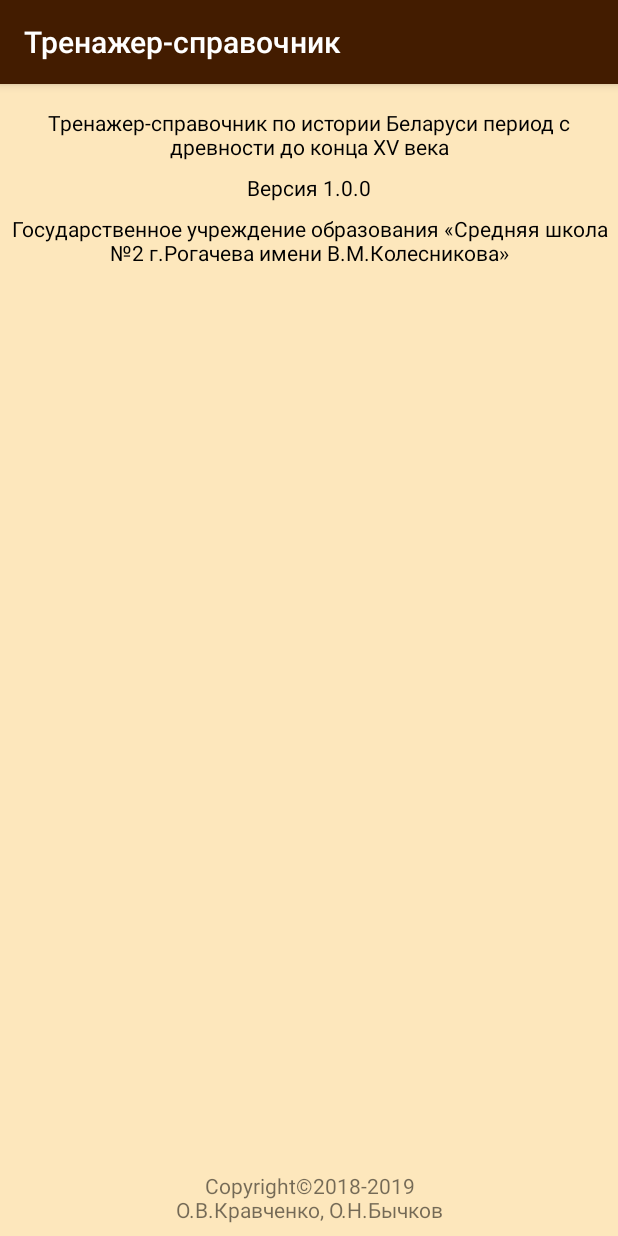
After one commit to olegastor/historyapp2, an Android app: the AboutActivity screen opened directly, with no data from a screen before it, on a phone screen of 412 x 824 dp. The commit adds this screen. Run offline under Robolectric (Android 15) with nearby library versions, the phone set to English and light mode, and no system bars; 1 statement that could not run was skipped.

Commit message:
много че уже добавил

```diff
--- a/app/src/main/AndroidManifest.xml
+++ b/app/src/main/AndroidManifest.xml
@@ -35,7 +35,8 @@
         <activity android:name=".AddQActivity" />
         <activity android:name=".TasksListAddQActivity" />
         <activity android:name=".SettingsActivity" />
-        <activity android:name=".VideoActivity"></activity>
+        <activity android:name=".VideoActivity" />
+        <activity android:name=".AboutActivity"></activity>
     </application>
 
 </manifest>
--- /dev/null
+++ b/app/src/main/java/by/znaj/rogachev2/historyapptest/AboutActivity.java
@@ -0,0 +1,18 @@
+package by.znaj.rogachev2.historyapptest;
+
+import android.support.v7.app.AppCompatActivity;
+import android.os.Bundle;
+
+public class AboutActivity extends AppCompatActivity {
+
+    @Override
+    protected void onCreate(Bundle savedInstanceState) {
+        super.onCreate(savedInstanceState);
+        setContentView(R.layout.activity_about);
+
+        getSupportActionBar().setTitle(R.string.app_name_short);
+        getSupportActionBar().setHomeButtonEnabled(true);
+        getSupportActionBar().setDisplayShowHomeEnabled(true);
+        getSupportActionBar().setIcon(R.mipmap.ic_launcher_new);
+    }
+}
--- /dev/null
+++ b/app/src/main/res/layout/activity_about.xml
@@ -0,0 +1,65 @@
+<?xml version="1.0" encoding="utf-8"?>
+<android.support.constraint.ConstraintLayout xmlns:android="http://schemas.android.com/apk/res/android"
+    xmlns:app="http://schemas.android.com/apk/res-auto"
+    xmlns:tools="http://schemas.android.com/tools"
+    android:layout_width="match_parent"
+    android:layout_height="match_parent"
+    tools:context=".AboutActivity">
+
+    <TextView
+        android:id="@+id/textView"
+        android:layout_width="wrap_content"
+        android:layout_height="wrap_content"
+        android:layout_marginTop="16dp"
+        android:text="Тренажер-справочник по истории Беларуси период с древности до конца XV века"
+        android:gravity="center"
+        app:layout_constraintLeft_toLeftOf="parent"
+        app:layout_constraintRight_toRightOf="parent"
+        app:layout_constraintTop_toTopOf="parent"
+        tools:layout_constraintLeft_creator="1"
+        tools:layout_constraintRight_creator="1"
+        android:textColor="@color/colorBlack"/>
+
+    <TextView
+        android:id="@+id/textView5"
+        android:layout_width="wrap_content"
+        android:layout_height="wrap_content"
+        android:layout_marginStart="8dp"
+        android:layout_marginEnd="8dp"
+        android:layout_marginBottom="8dp"
+        android:gravity="center"
+        android:text="Copyright©2018-2019\nО.В.Кравченко, О.Н.Бычков"
+        app:layout_constraintBottom_toBottomOf="parent"
+        app:layout_constraintEnd_toEndOf="parent"
+        app:layout_constraintStart_toStartOf="parent"
+        />
+
+    <TextView
+        android:id="@+id/textView6"
+        android:layout_width="wrap_content"
+        android:layout_height="wrap_content"
+        android:layout_marginStart="8dp"
+        android:layout_marginTop="8dp"
+        android:layout_marginEnd="8dp"
+        android:text="Версия 1.0.0"
+        android:gravity="center"
+        app:layout_constraintEnd_toEndOf="parent"
+        app:layout_constraintStart_toStartOf="parent"
+        app:layout_constraintTop_toBottomOf="@+id/textView"
+        android:textColor="@color/colorBlack"/>
+
+    <TextView
+        android:id="@+id/textView7"
+        android:layout_width="wrap_content"
+        android:layout_height="wrap_content"
+        android:layout_marginStart="8dp"
+        android:layout_marginTop="8dp"
+        android:layout_marginEnd="8dp"
+        android:text="Государственное учреждение образования «Средняя школа №2 г.Рогачева имени В.М.Колесникова»"
+        app:layout_constraintEnd_toEndOf="parent"
+        app:layout_constraintStart_toStartOf="parent"
+        app:layout_constraintTop_toBottomOf="@+id/textView6"
+        android:gravity="center"
+        android:textColor="@color/colorBlack"/>
+
+</android.support.constraint.ConstraintLayout>
```
Also changed, not shown: app/src/main/java/by/znaj/rogachev2/historyapptest/MainActivity.java (+30 -3 lines), app/src/main/java/by/znaj/rogachev2/historyapptest/SettingsActivity.java (+20 -1 lines).
